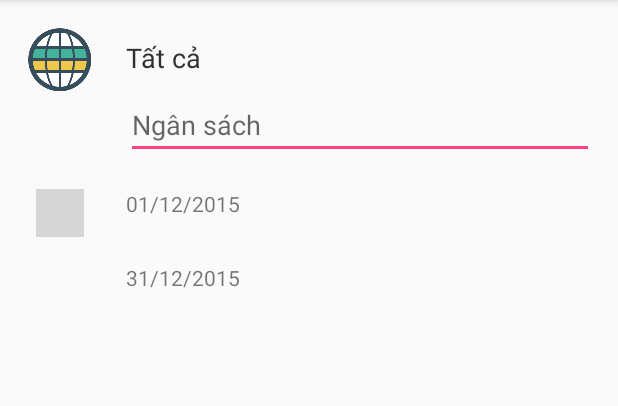
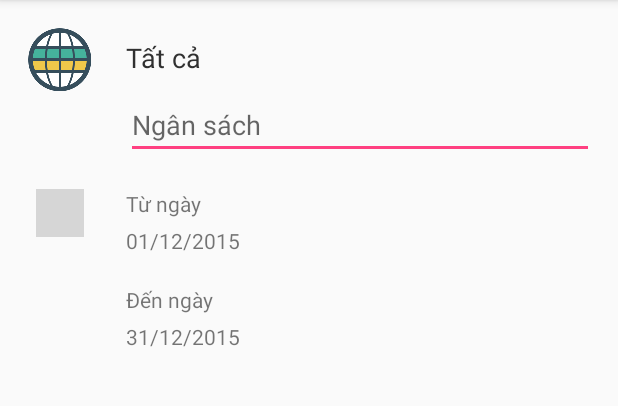
Before and after one commit to alanddev/manWal, an Android app: the BudgetActivity screen opened directly, with no data from a screen before it, after a tap on an icon or button, on a phone screen of 412 x 824 dp, the part 84-490 px from its top. Run offline under Robolectric (Android 15) with nearby library versions, the phone set to English and light mode, and no system bars; libraries missing offline, so code that uses them is left out: com.wdullaer.materialdatetimepicker; 2 statements that could not run were skipped; grey boxes are pictures that could not be loaded.

Commit message:
finish budget

```diff
--- a/app/src/main/java/com/alanddev/manwal/controller/BudgetController.java
+++ b/app/src/main/java/com/alanddev/manwal/controller/BudgetController.java
@@ -4,6 +4,7 @@ import android.content.ContentValues;
 import android.content.Context;
 import android.database.Cursor;
 import android.database.sqlite.SQLiteDatabase;
+import android.util.Log;
 
 import com.alanddev.manwal.R;
 import com.alanddev.manwal.helper.IDataSource;
@@ -26,6 +27,7 @@ import java.util.List;
 public class BudgetController implements IDataSource {
     private SQLiteDatabase database;
     private MwSQLiteHelper dbHelper;
+    private Context mContext;
 
     private String [] allColumns = {
             MwSQLiteHelper.COLUMN_BUDGET_ID,
@@ -40,6 +42,7 @@ public class BudgetController implements IDataSource {
 
     public BudgetController(Context context){
         dbHelper = new MwSQLiteHelper(context);
+        this.mContext = context;
     }
 
     @Override
@@ -75,11 +78,11 @@ public class BudgetController implements IDataSource {
         values.put(MwSQLiteHelper.COLUMN_BUDGET_START_DATE, budget.getStartdate());
         values.put(MwSQLiteHelper.COLUMN_BUDGET_END_DATE, budget.getEnddate());
         values.put(MwSQLiteHelper.COLUMN_BUDGET_AMOUNT, budget.getAmount());
-        values.put(MwSQLiteHelper.COLUMN_BUDGET_CATE_ID, budget.getStartdate());
-        values.put(MwSQLiteHelper.COLUMN_BUDGET_WALLET_ID, budget.getEnddate());
+        values.put(MwSQLiteHelper.COLUMN_BUDGET_CATE_ID, budget.getCate_id());
+        values.put(MwSQLiteHelper.COLUMN_BUDGET_WALLET_ID, budget.getWallet_id());
         values.put(MwSQLiteHelper.COLUMN_BUDGET_RECURRING_NOTIFY, budget.getRecurring_notify());
         values.put(MwSQLiteHelper.COLUMN_BUDGET_IS_REAPEAT, budget.getIs_repeat());
-        database.update(MwSQLiteHelper.TABLE_BUDGET, values, MwSQLiteHelper.COLUMN_BUDGET_ID + " = ?", new String[]{String.valueOf(budget.getId())});
+        database.update(MwSQLiteHelper.TABLE_BUDGET, values, MwSQLiteHelper.COLUMN_BUDGET_ID + " = ?", new String[]{budget.getId()+""});
     }
 
     @Override
@@ -128,23 +131,27 @@ public class BudgetController implements IDataSource {
                     .append(MwSQLiteHelper.TABLE_CATEGORY).append(" c ON s.").append(MwSQLiteHelper.COLUMN_BUDGET_CATE_ID).append(" = c.")
                     .append(MwSQLiteHelper.COLUMN_CATE_ID)
                     .append(" WHERE s.").append(MwSQLiteHelper.COLUMN_BUDGET_WALLET_ID).append(" = ").append(Utils.getWallet_id())
-                    .append(" AND s.").append(MwSQLiteHelper.COLUMN_BUDGET_END_DATE).append(" >= Datetime(?)");
+                    .append(" AND s.").append(MwSQLiteHelper.COLUMN_BUDGET_END_DATE).append(" >= ?");
         }else{
             sql = new StringBuffer("SELECT * FROM ").append(MwSQLiteHelper.TABLE_BUDGET).append(" s inner join ")
                     .append(MwSQLiteHelper.TABLE_CATEGORY).append(" c ON s.").append(MwSQLiteHelper.COLUMN_BUDGET_CATE_ID).append(" = c.")
                     .append(MwSQLiteHelper.COLUMN_CATE_ID)
                     .append(" WHERE s.").append(MwSQLiteHelper.COLUMN_BUDGET_WALLET_ID).append(" = ").append(Utils.getWallet_id())
-                    .append(" AND s.").append(MwSQLiteHelper.COLUMN_BUDGET_END_DATE).append(" < Datetime(?)");
+                    .append(" AND s.").append(MwSQLiteHelper.COLUMN_BUDGET_END_DATE).append(" < ?");
         }
         String strDate = Utils.changeDate2Str(new Date(), Constant.DATE_FORMAT_DB);
         String[] atts = new String[]{strDate};
         Cursor cursor = database.rawQuery(sql.toString(), atts);
         cursor.moveToFirst();
+        TransactionController transController = new TransactionController(mContext);
+        transController.open();
         while (!cursor.isAfterLast()) {
             Budget budget = (Budget)cursorTo(cursor);
+            budget.setRealamt(transController.getRealAmount(budget));
             budgets.add(budget);
             cursor.moveToNext();
         }
+        transController.close();
         return budgets;
     }
 
--- a/app/src/main/java/com/alanddev/manwal/fragment/BudgetFragment.java
+++ b/app/src/main/java/com/alanddev/manwal/fragment/BudgetFragment.java
@@ -72,7 +72,7 @@ public class BudgetFragment extends Fragment{
                 Budget budget = budgets.get(position);
                 Intent intent = new Intent(getContext(), BudgetAddActivity.class);
                 intent.putExtra(MwSQLiteHelper.COLUMN_BUDGET_ID,budget.getId());
-                startActivityForResult(intent, Constant.BUDGET_ADD_REQUEST);
+                startActivityForResult(intent,Constant.BUDGET_ADD_REQUEST);
             }
         });
 
--- a/app/src/main/java/com/alanddev/manwal/ui/BudgetActivity.java
+++ b/app/src/main/java/com/alanddev/manwal/ui/BudgetActivity.java
@@ -27,6 +27,7 @@ import com.alanddev.manwal.adapter.BudgetAdapter;
 import com.alanddev.manwal.adapter.BudgetSectionPagerAdapter;
 import com.alanddev.manwal.adapter.CategoryAdapter;
 import com.alanddev.manwal.controller.BudgetController;
+import com.alanddev.manwal.controller.TransactionController;
 import com.alanddev.manwal.model.Budget;
 import com.alanddev.manwal.model.Budgets;
 import com.alanddev.manwal.util.Constant;
@@ -111,7 +112,7 @@ public class BudgetActivity extends AppCompatActivity {
     {
         super.onActivityResult(requestCode, resultCode, data);
         // check if the request code is same as what is passed  here it is 2
-        if(requestCode==Constant.BUDGET_ADD_REQUEST&&resultCode==Constant.BUDGET_ADD_RESULT) {
+        if(resultCode==Constant.BUDGET_ADD_RESULT) {
             notifyDataSetChanged();
         }
     }
@@ -119,6 +120,7 @@ public class BudgetActivity extends AppCompatActivity {
     private void notifyDataSetChanged(){
         mSectionsPagerAdapter.setData(getData());
         mSectionsPagerAdapter.notifyDataSetChanged();
+        mViewPager.setCurrentItem(0);
     }
 
     private List<Budgets> getData(){
--- a/app/src/main/java/com/alanddev/manwal/util/Constant.java
+++ b/app/src/main/java/com/alanddev/manwal/util/Constant.java
@@ -42,6 +42,7 @@ public class Constant {
     public static final int BUDGET_AVAL_TYPE = 0;
     public static final int BUDGET_EX_TYPE = 1;
     public static final int ALL_CATEGORY_TYPE=2;
+    public static final String PUT_EXTRA_BUDGET = "PUT_EXTRA_BUDGET";
 
 
 }
--- a/app/src/main/res/layout/activity_budget_add.xml
+++ b/app/src/main/res/layout/activity_budget_add.xml
@@ -50,21 +50,37 @@
             android:src="@mipmap/calendar"
             android:layout_marginLeft="8dp"/>
         <TextView
+            android:id="@+id/txt_start_tt"
+            android:layout_width="match_parent"
+            android:layout_height="wrap_content"
+            android:layout_marginLeft="28dp"
+            android:layout_toRightOf="@+id/img_date"
+            android:text="@string/budget_from"/>
+        <TextView
             android:id="@+id/txt_startdt"
             android:layout_width="match_parent"
             android:layout_height="wrap_content"
+            android:layout_below="@+id/txt_start_tt"
             android:layout_marginLeft="28dp"
-            android:hint="@string/budget_time"
-            android:layout_toRightOf="@+id/img_date"/>
+            android:layout_toRightOf="@+id/img_date"
+            android:layout_marginTop="5dp"/>
+        <TextView
+            android:id="@+id/txt_end_tt"
+            android:layout_width="match_parent"
+            android:layout_height="wrap_content"
+            android:layout_marginLeft="28dp"
+            android:layout_toRightOf="@+id/img_date"
+            android:layout_below="@+id/txt_startdt"
+            android:text="@string/budget_to"
+            android:layout_marginTop="20dp"/>
         <TextView
             android:id="@+id/txt_enddt"
             android:layout_width="match_parent"
             android:layout_height="wrap_content"
             android:layout_marginLeft="28dp"
-            android:hint="@string/budget_time"
             android:layout_toRightOf="@+id/img_date"
-            android:layout_below="@+id/txt_startdt"
-            android:layout_marginTop="30dp"/>
+            android:layout_below="@+id/txt_end_tt"
+            android:layout_marginTop="5dp"/>
     </RelativeLayout>
 
 </LinearLayout>
--- a/app/src/main/res/layout/fragment_budget.xml
+++ b/app/src/main/res/layout/fragment_budget.xml
@@ -7,13 +7,12 @@
     android:paddingRight="@dimen/activity_horizontal_margin"
     android:paddingTop="@dimen/activity_vertical_margin"
     tools:context="com.alanddev.manwal.ui.BudgetActivity$PlaceholderFragment">
-
     <ListView
         android:id="@+id/lstbudget"
         android:layout_width="match_parent"
         android:layout_height="match_parent"
-        android:divider="@color/colorDivider"
-        android:dividerHeight="15dp"
+        android:divider="@android:color/transparent"
+        android:dividerHeight="10dp"
         android:layout_marginBottom="120dp">
     </ListView>
 
--- a/app/src/main/res/layout/fragment_category.xml
+++ b/app/src/main/res/layout/fragment_category.xml
@@ -12,9 +12,9 @@
         android:layout_width="match_parent"
         android:layout_height="wrap_content"
         android:id="@+id/lstcategory"
-        android:divider="@color/colorWhite"
-        android:dividerHeight="5dp"
-        android:background="@color/colorWhite">
+        android:dividerHeight="0dp"
+        android:background="@color/colorWhite"
+        android:layout_marginBottom="50dp">
     </ListView>
 
 
--- a/app/src/main/res/values/strings.xml
+++ b/app/src/main/res/values/strings.xml
@@ -142,6 +142,7 @@
     <string name="budget_applied">Đang áp dụng</string>
     <string name="budget_finished">Đã kết thúc</string>
     <string name="budget_amount">Ngân sách</string>
-    <string name="budget_time">Tháng này</string>
     <string name="check_amount_zero">Không được nhập số tiền bằng 0</string>
+    <string name="budget_from">Từ ngày</string>
+    <string name="budget_to">Đến ngày</string>
 </resources>
```
Also changed, not shown: app/src/main/java/com/alanddev/manwal/controller/CategoryController.java (+12 -0 lines), app/src/main/java/com/alanddev/manwal/controller/TransactionController.java (+46 -0 lines), app/src/main/java/com/alanddev/manwal/model/Budget.java (+11 -3 lines), app/src/main/java/com/alanddev/manwal/ui/BudgetAddActivity.java (+41 -25 lines), app/src/main/java/com/alanddev/manwal/ui/CategoryActivity.java (+27 -3 lines), app/src/main/res/drawable/progess_drawable_100.xml (added, +20 -0 lines), app/src/main/res/drawable/progess_drawable_25.xml (added, +20 -0 lines), app/src/main/res/drawable/progess_drawable_50.xml (added, +20 -0 lines), app/src/main/res/drawable/progess_drawable_70.xml (added, +20 -0 lines), app/src/main/res/drawable/progess_drawable_90.xml (added, +20 -0 lines).
